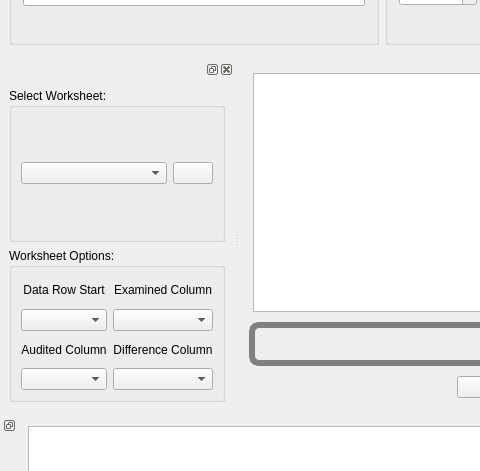
cbtek/RStats2017, file products/RAT-STATS/rstats_modules/unrestricted_variable_appraisal/src/UIRStatsUVA.ui: the form before one commit; both pictures show x 0 to 480 and y 119 to 590 of the 1122 by 768 pixel window.
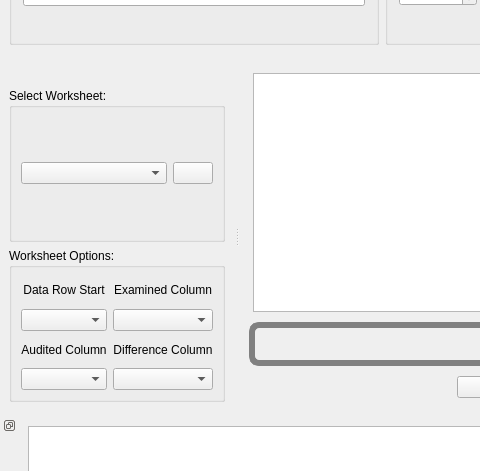
The form after the commit.

Commit message: Updated main menu for use with screen readers Updated unit tests for rstats_utils Updated all modules so that dock would not be closable Disabled "disabling" of execute function.  Will focus in on error when pressed

What changed in the file:
```diff
--- a/products/RAT-STATS/rstats_modules/unrestricted_variable_appraisal/src/UIRStatsUVA.ui
+++ b/products/RAT-STATS/rstats_modules/unrestricted_variable_appraisal/src/UIRStatsUVA.ui
@@ -429,6 +429,9 @@
    <addaction name="menu_Help"/>
   </widget>
   <widget class="QDockWidget" name="m_dockSampleEditor">
+   <property name="features">
+    <set>QDockWidget::NoDockWidgetFeatures</set>
+   </property>
    <property name="allowedAreas">
     <set>Qt::LeftDockWidgetArea|Qt::RightDockWidgetArea</set>
    </property>
```
The commit also changes 24 other files.
